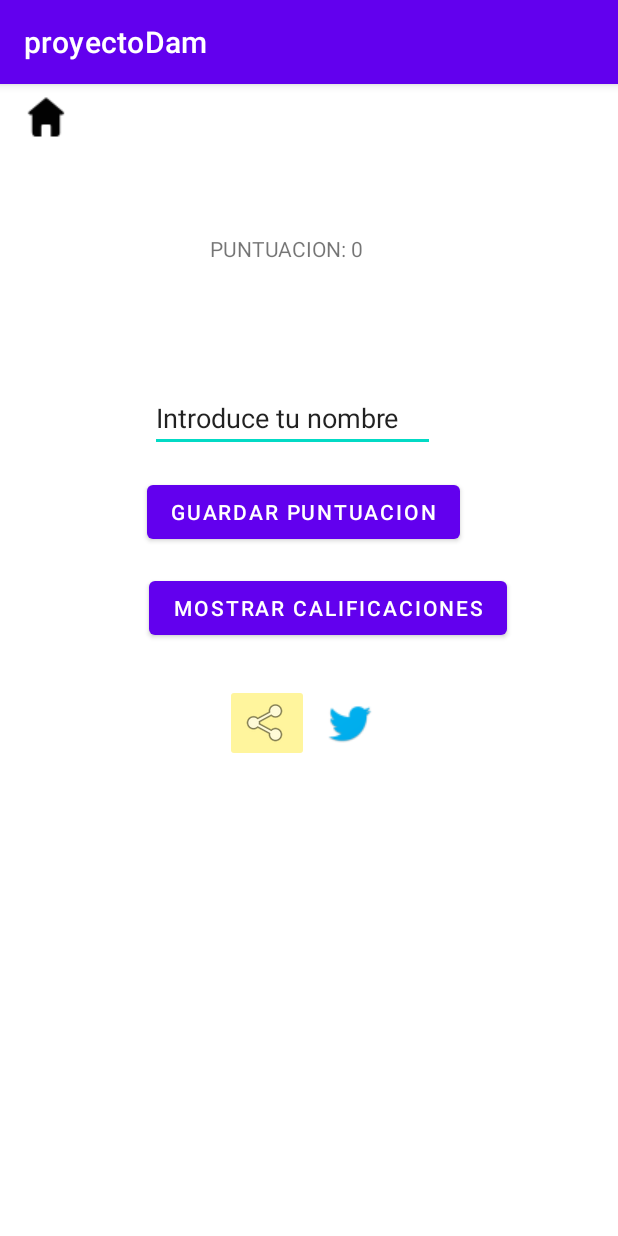
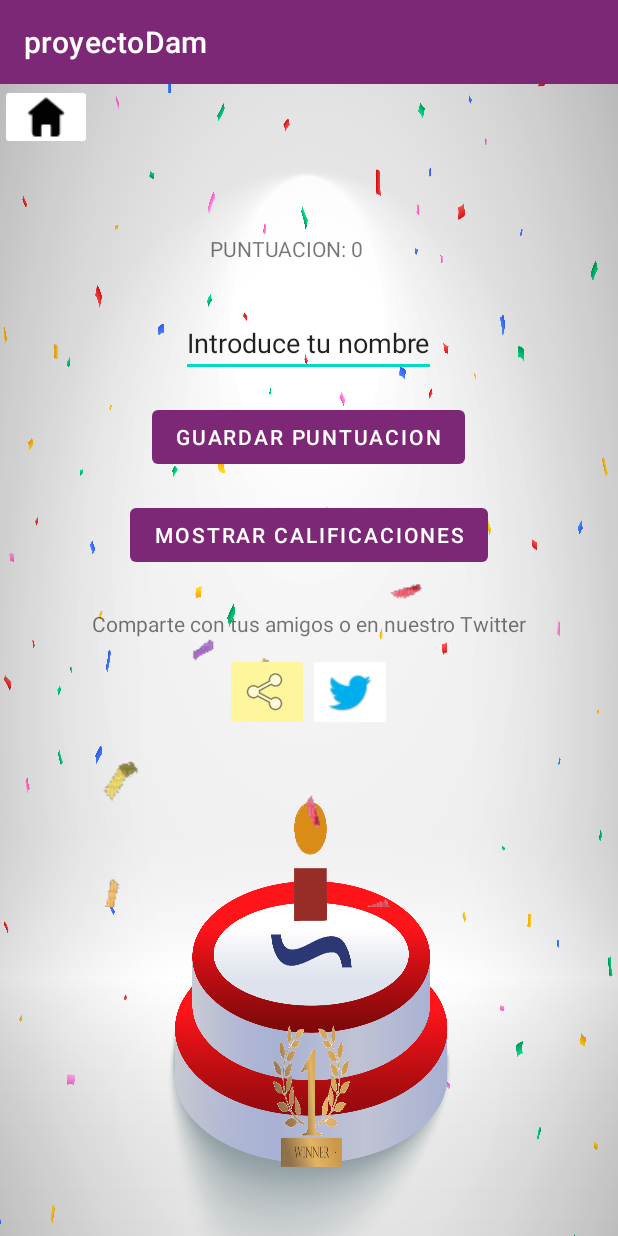
Before and after one commit to iyomigue/JuegoDam, an Android app: the PantallaFinal screen opened directly, with no data from a screen before it, on a phone screen of 412 x 824 dp. Run offline under Robolectric (Android 15) with nearby library versions, the phone set to English and light mode, and no system bars.

Commit message:
Falta agitar
Layout final hecho y función que elimina las respuestas

```diff
--- a/app/build.gradle
+++ b/app/build.gradle
@@ -8,7 +8,7 @@ android {
 
     defaultConfig {
         applicationId "com.dam.proyecto"
-        minSdkVersion 16
+        minSdkVersion 17
         targetSdkVersion 30
         versionCode 1
         versionName "1.0"
@@ -40,5 +40,6 @@ dependencies {
     androidTestImplementation 'androidx.test.espresso:espresso-core:3.3.0'
     // https://mvnrepository.com/artifact/org.twitter4j/twitter4j-core
     implementation group: 'org.twitter4j', name: 'twitter4j-core', version: '4.0.7'
+    implementation group: 'pl.droidsonroids.gif', name: 'android-gif-drawable', version: '1.2.23'
 
 }
--- a/app/src/main/AndroidManifest.xml
+++ b/app/src/main/AndroidManifest.xml
@@ -1,5 +1,6 @@
 <?xml version="1.0" encoding="utf-8"?>
 <manifest xmlns:android="http://schemas.android.com/apk/res/android"
+    xmlns:tools="http://schemas.android.com/tools"
     package="com.dam.proyecto">
 
     <uses-permission android:name="android.permission.INTERNET" />
@@ -26,6 +27,7 @@
         </activity>
         <activity android:name=".MainActivity" />
         <activity android:name=".CompartirPuntuacion" />
+
     </application>
 
 </manifest>
--- a/app/src/main/java/com/dam/proyecto/PantallaFinal.java
+++ b/app/src/main/java/com/dam/proyecto/PantallaFinal.java
@@ -14,6 +14,7 @@ public class PantallaFinal extends AppCompatActivity {
 
     private int puntos;
     private BBDD bd;
+    private String name;
 
     @Override
     protected void onCreate(Bundle savedInstanceState) {
@@ -26,6 +27,7 @@ public class PantallaFinal extends AppCompatActivity {
     }
     public void guardar(View view){
         EditText nombre = (EditText) findViewById(R.id.nombre);
+        name = nombre.getText().toString();
         Resultado resultado = new Resultado(nombre.getText().toString(), puntos);
         bd.insertarCalificacion(resultado);
     }
@@ -37,12 +39,12 @@ public class PantallaFinal extends AppCompatActivity {
 
     @SuppressWarnings("deprecation")
     public void Ir_twitter(View view) {
-        PublicarTweet tarea = new PublicarTweet();
+        PublicarTweet tarea = new PublicarTweet(name,puntos);
         tarea.execute();
     }
 
     public void home(View view) {
-        Intent intent = new Intent(this, MainActivity.class);
+        Intent intent = new Intent(this, inicio.class);
         startActivity(intent);
     }
 
--- a/app/src/main/res/layout/final_layout.xml
+++ b/app/src/main/res/layout/final_layout.xml
@@ -4,9 +4,13 @@
     xmlns:tools="http://schemas.android.com/tools"
     android:layout_width="fill_parent"
     android:layout_height="fill_parent"
+    android:background="@drawable/podio"
     android:orientation="vertical"
     tools:context="com.dam.proyecto.PantallaFinal">
-
+    <pl.droidsonroids.gif.GifImageView
+        android:layout_width="match_parent"
+        android:layout_height="match_parent"
+        android:src="@drawable/confetti"/>
     <ImageButton
         android:id="@+id/shareTwitter"
         android:layout_width="wrap_content"
@@ -23,7 +27,8 @@
         android:layout_width="wrap_content"
         android:layout_height="wrap_content"
         android:layout_marginHorizontal="150dp"
-        android:layout_marginTop="400dp"
+        android:layout_below="@+id/info"
+        android:layout_marginTop="10dp"
         android:backgroundTint="@color/compartir"
         android:onClick="Ir_Compartir"
         android:src="@android:drawable/ic_menu_share" />
@@ -34,26 +39,30 @@
         android:onClick="home"
         android:backgroundTint="@color/white"
         android:src="@drawable/home_icon" />
-
+    <TextView
+        android:id="@+id/info"
+        android:layout_width="wrap_content"
+        android:layout_height="wrap_content"
+        android:layout_centerHorizontal="true"
+        android:layout_marginTop="350dp"
+        android:text="Comparte con tus amigos o en nuestro Twitter"
+        />
     <Button
         android:id="@+id/guardar"
         android:layout_width="wrap_content"
         android:layout_height="wrap_content"
         android:layout_below="@+id/nombre"
-        android:layout_alignStart="@+id/nombre"
-        android:layout_alignLeft="@+id/nombre"
-        android:layout_marginStart="-2dp"
-        android:layout_marginLeft="-2dp"
+        android:layout_centerHorizontal="true"
         android:layout_marginTop="16dp"
         android:onClick="guardar"
         android:text="guardar puntuacion" />
 
     <EditText
         android:id="@+id/nombre"
-        android:layout_width="190dp"
+        android:layout_width="wrap_content"
         android:layout_height="wrap_content"
-        android:layout_marginTop="200dp"
-        android:layout_marginLeft="100dp"
+        android:layout_marginTop="150dp"
+        android:layout_centerHorizontal="true"
         android:inputType="textPersonName"
         android:text="Introduce tu nombre" />
 
@@ -70,11 +79,10 @@
         android:layout_width="wrap_content"
         android:layout_height="wrap_content"
         android:layout_below="@+id/guardar"
-        android:layout_alignStart="@+id/guardar"
-        android:layout_alignLeft="@+id/guardar"
-        android:layout_marginStart="1dp"
-        android:layout_marginLeft="1dp"
-        android:layout_marginTop="16dp"
+        android:layout_centerHorizontal="true"
+        android:layout_marginStart="-22dp"
+        android:layout_marginLeft="-22dp"
+        android:layout_marginTop="17dp"
         android:onClick="calificaciones"
         android:text="mostrar calificaciones" />
 
--- a/app/src/main/res/layout/pregunta.xml
+++ b/app/src/main/res/layout/pregunta.xml
@@ -59,7 +59,6 @@
                 android:layout_height="wrap_content"
                 android:layout_marginBottom="3dp"
                 android:layout_marginRight="5dp"
-                android:onClick="AplicarComodin50"
                 android:src="@drawable/fifty"
                 android:scaleType="fitXY"
                 android:background="@color/material_on_background_disabled"
@@ -72,7 +71,6 @@
                 android:layout_marginBottom="3dp"
                 android:src="@drawable/analitica"
                 android:scaleType="fitXY"
-                android:onClick="AplicarComodinPublico"
                 android:background="@color/material_on_background_disabled"
                  />
             <ImageButton
@@ -83,7 +81,6 @@
                 android:layout_marginBottom="3dp"
                 android:src="@drawable/saltar"
                 android:scaleType="fitXY"
-                android:onClick="AplicarComodinSaltar"
                 android:background="@color/material_on_background_disabled"
                 />
             <ImageButton
@@ -94,7 +91,6 @@
                 android:layout_marginBottom="3dp"
                 android:src="@drawable/planta"
                 android:scaleType="fitXY"
-                android:onClick="AplicarComodinPlantarse"
                 android:background="@color/material_on_background_disabled"
                 />
 
--- a/app/src/main/res/values/colors.xml
+++ b/app/src/main/res/values/colors.xml
@@ -1,8 +1,8 @@
 <?xml version="1.0" encoding="utf-8"?>
 <resources>
     <color name="purple_200">#FFBB86FC</color>
-    <color name="purple_500">#6200EE</color>
-    <color name="purple_700">#FF3700B3</color>
+    <color name="purple_500">#7C2877</color>
+    <color name="purple_700">#7C2877</color>
     <color name="teal_200">#FF03DAC5</color>
     <color name="teal_700">#FF018786</color>
     <color name="black">#FF000000</color>
--- a/build.gradle
+++ b/build.gradle
@@ -3,6 +3,7 @@ buildscript {
     repositories {
         google()
         jcenter()
+        mavenCentral()
     }
     dependencies {
         classpath "com.android.tools.build:gradle:4.1.2"
@@ -16,6 +17,7 @@ allprojects {
     repositories {
         google()
         jcenter()
+        mavenCentral()
     }
 }
 
```
Also changed, not shown: app/src/main/java/com/dam/proyecto/MainActivity.java (+103 -9 lines), app/src/main/java/com/dam/proyecto/PublicarTweet.java (+17 -4 lines), app/src/main/res/drawable/confetti.gif (added), app/src/main/res/drawable/podio.jpg (added).
